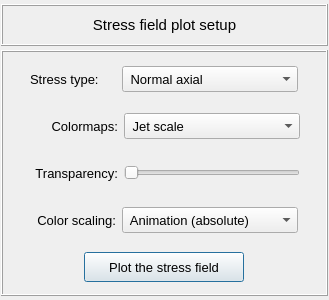
This is pulse/interface/data/ui_files/plots/results/structural/plot_stresses_field_for_static_analysis.ui in open-pulse/OpenPulse as Qt 5 draws it before an edit. The edited form follows.
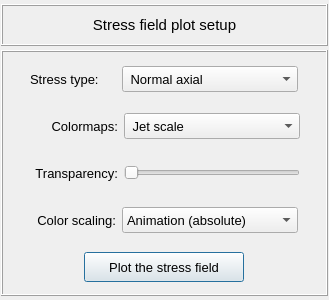
This is the edited form.

Diff of the .ui file:
```diff
--- a/pulse/interface/data/ui_files/plots/results/structural/plot_stresses_field_for_static_analysis.ui
+++ b/pulse/interface/data/ui_files/plots/results/structural/plot_stresses_field_for_static_analysis.ui
@@ -254,7 +254,7 @@
            </property>
            <item>
             <property name="text">
-             <string> Animation (absolute)</string>
+             <string>Animation (absolute)</string>
             </property>
            </item>
            <item>
```
Left out of the diff: 8 changed lines with no effect on the pictures.
